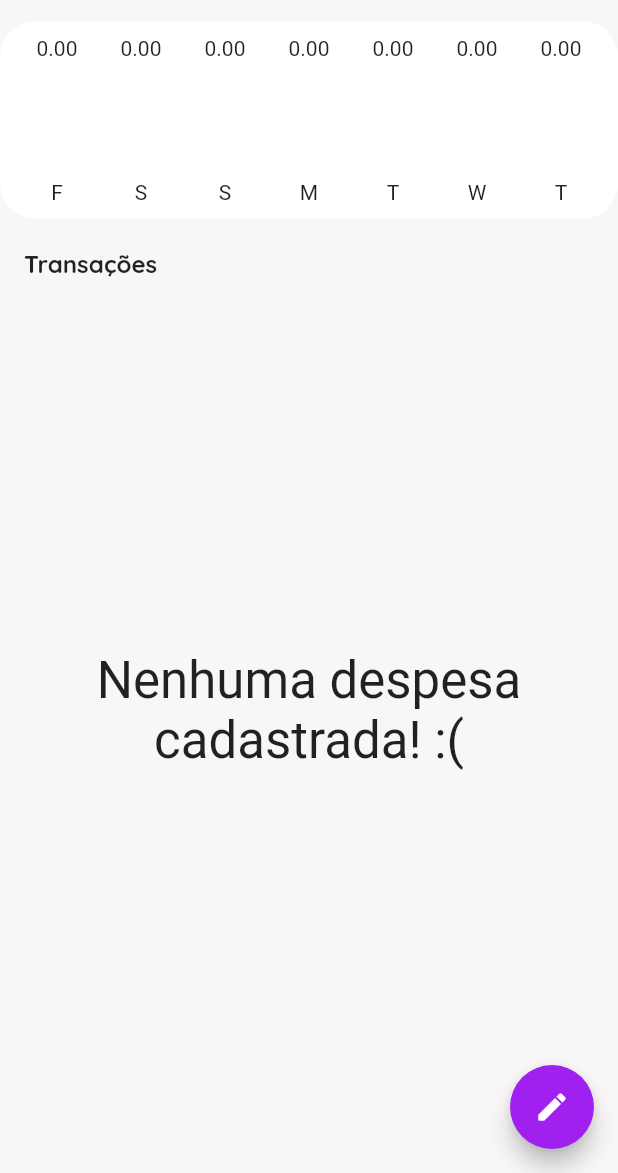
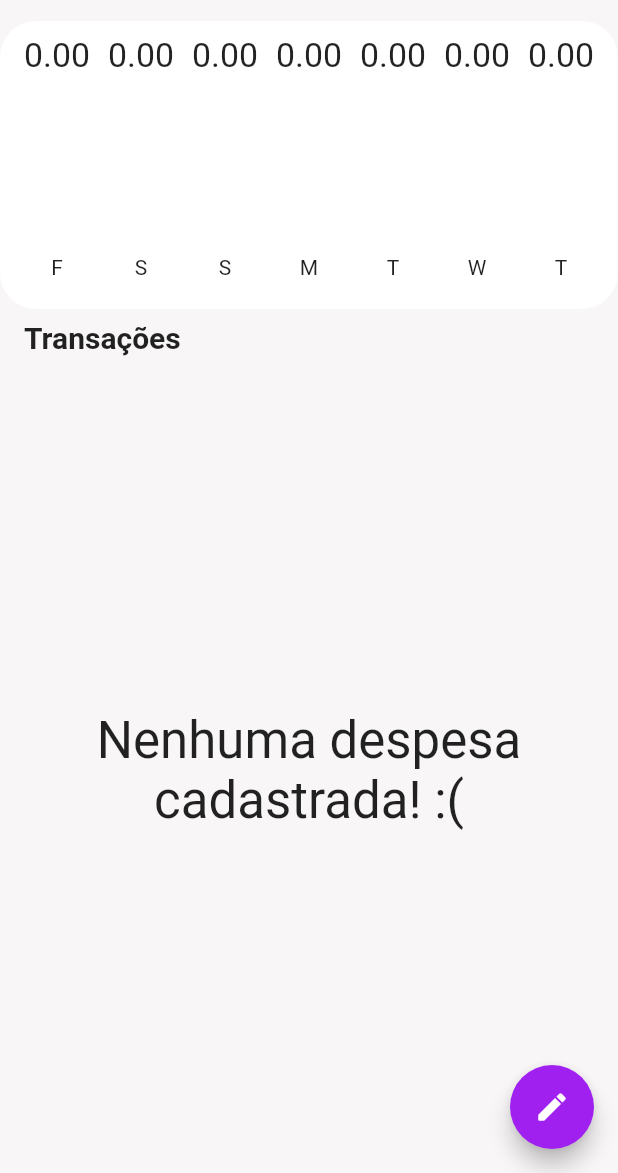
Before and after one commit to Gabriellro/outlay_app, a Flutter app: the screen it shows after launch, on a phone screen of 412 x 824 dp, the part 63-1236 px from its top. Run offline on Flutter 3.47's test engine with Material 2 defaults, Android fonts, the phone set to English and light mode, and no system bars; our stand-ins replace google_fonts.

Commit message:
fixed responsive layout

```diff
--- a/lib/components/chart.dart
+++ b/lib/components/chart.dart
@@ -39,9 +39,7 @@ class Chart extends StatelessWidget {
       padding: const EdgeInsets.all(10),
       decoration: BoxDecoration(
         color: Theme.of(context).cardColor,
-        borderRadius: BorderRadius.circular(
-          24,
-        ),
+        borderRadius: BorderRadius.circular(24),
       ),
       child: Row(
         mainAxisAlignment: MainAxisAlignment.spaceAround,
--- a/lib/components/chart_bar.dart
+++ b/lib/components/chart_bar.dart
@@ -1,4 +1,5 @@
 import 'package:flutter/material.dart';
+import 'package:flutter/rendering.dart';
 
 class ChartBar extends StatelessWidget {
   final String label;
@@ -14,14 +15,18 @@ class ChartBar extends StatelessWidget {
 
   @override
   Widget build(BuildContext context) {
+    return LayoutBuilder(builder: (ctx, constraints) {
       return Column(
         children: [
-        FittedBox(
+          SizedBox(
+            height: constraints.maxHeight * 0.15,
+            child: FittedBox(
               child: Text(value.toStringAsFixed(2)),
             ),
-        const SizedBox(height: 10),
+          ),
+          SizedBox(height: constraints.maxHeight * 0.05),
           Container(
-          height: 60,
+            height: constraints.maxHeight * 0.60,
             width: 10,
             decoration: const BoxDecoration(),
             child: Stack(
@@ -45,9 +50,13 @@ class ChartBar extends StatelessWidget {
               ],
             ),
           ),
-        const SizedBox(height: 10),
-        Text(label)
+          SizedBox(height: constraints.maxHeight * 0.05),
+          SizedBox(
+            height: constraints.maxHeight * 0.10,
+            child: Text(label),
+          )
         ],
       );
+    });
   }
 }
--- a/lib/components/transaction_list.dart
+++ b/lib/components/transaction_list.dart
@@ -18,9 +18,7 @@ class TransactionList extends StatefulWidget {
 class _TransactionListState extends State<TransactionList> {
   @override
   Widget build(BuildContext context) {
-    return SizedBox(
-      height: MediaQuery.of(context).size.height - 250,
-      child: widget.transactions!.isEmpty
+    return widget.transactions!.isEmpty
         ? const Center(
             child: Text(
               "Nenhuma despesa cadastrada! :(",
@@ -31,6 +29,7 @@ class _TransactionListState extends State<TransactionList> {
         : ListView.builder(
             physics: const BouncingScrollPhysics(),
             itemCount: widget.transactions!.length,
+            reverse: true,
             itemBuilder: (ctx, index) {
               final tr = widget.transactions![index];
               return Dismissible(
@@ -69,7 +68,6 @@ class _TransactionListState extends State<TransactionList> {
                 ),
               );
             },
-            ),
           );
   }
 }
--- a/lib/main.dart
+++ b/lib/main.dart
@@ -83,8 +83,7 @@ class _MyHomePageState extends State<MyHomePage> {
 
   @override
   Widget build(BuildContext context) {
-    return Scaffold(
-      appBar: AppBar(
+    final appbar = AppBar(
       title: Text(
         "Outlay",
         style: TextStyle(
@@ -94,33 +93,49 @@ class _MyHomePageState extends State<MyHomePage> {
       ),
       backgroundColor: Colors.transparent,
       elevation: 0,
-      ),
+    );
+
+    final availableheight = MediaQuery.of(context).size.height -
+        MediaQuery.of(context).padding.top -
+        appbar.preferredSize.height;
+
+    return Scaffold(
+      appBar: appbar,
       body: SingleChildScrollView(
         physics: const BouncingScrollPhysics(),
         child: Column(
-          crossAxisAlignment: CrossAxisAlignment.stretch,
-          children: [
-            Chart(recentTransaction: _recentTransactions),
-            Padding(
-              padding: const EdgeInsets.symmetric(horizontal: 16, vertical: 20),
-              child: Column(
           crossAxisAlignment: CrossAxisAlignment.start,
           children: [
-                  const Text(
+            SizedBox(
+              height: availableheight * 0.25,
+              child: Chart(recentTransaction: _recentTransactions),
+            ),
+            SizedBox(
+              height: availableheight * 0.05,
+              child: Row(
+                children: const [
+                  Padding(
+                    padding: EdgeInsets.symmetric(horizontal: 16),
+                    child: Text(
                       'Transações',
                       style: TextStyle(
-                      fontFamily: 'Quicksand',
-                      fontSize: 16,
-                      letterSpacing: 0.0024000000953674316,
+                        fontSize: 20,
                         fontWeight: FontWeight.w700,
                       ),
                       textAlign: TextAlign.left,
                     ),
-                  TransactionList(
+                  ),
+                ],
+              ),
+            ),
+            SizedBox(
+              height: availableheight * 0.70,
+              child: Padding(
+                padding: const EdgeInsets.symmetric(horizontal: 16),
+                child: TransactionList(
                   transactions: _transactions,
                   onRemove: _removeTransaction,
                 ),
-                ],
               ),
             ),
           ],
```
Lines whose indentation alone changed are shown as unchanged.
